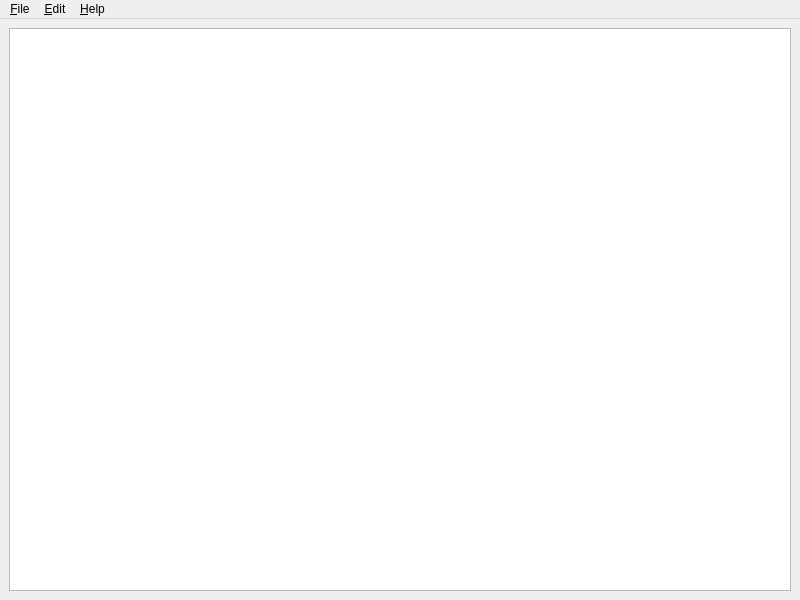
Old version of the form App/MainWindow.ui in the repository jamiemansfield/Raamatupidamine.
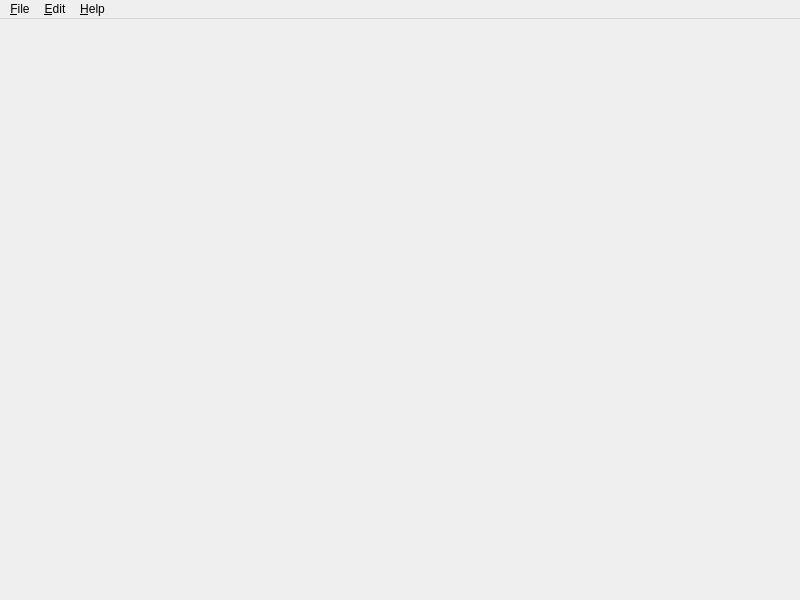
New version of the form.

Commit message: Move Chart of Accounts to its own window

Diff of the .ui file:
```diff
--- a/App/MainWindow.ui
+++ b/App/MainWindow.ui
@@ -14,18 +14,7 @@
    <string>Raamatupidamine</string>
   </property>
   <widget class="QWidget" name="centralwidget">
-   <layout class="QGridLayout" name="gridLayout">
-    <item row="0" column="0">
-     <widget class="QTreeView" name="treeView">
-      <property name="indentation">
-       <number>0</number>
-      </property>
-      <property name="sortingEnabled">
-       <bool>true</bool>
-      </property>
-     </widget>
-    </item>
-   </layout>
+   <layout class="QGridLayout" name="gridLayout"/>
   </widget>
   <widget class="QMenuBar" name="menuBar">
    <property name="geometry">
```
Left out of the diff: 17 changed lines with no effect on the pictures. The commit also changes 5 other files.
